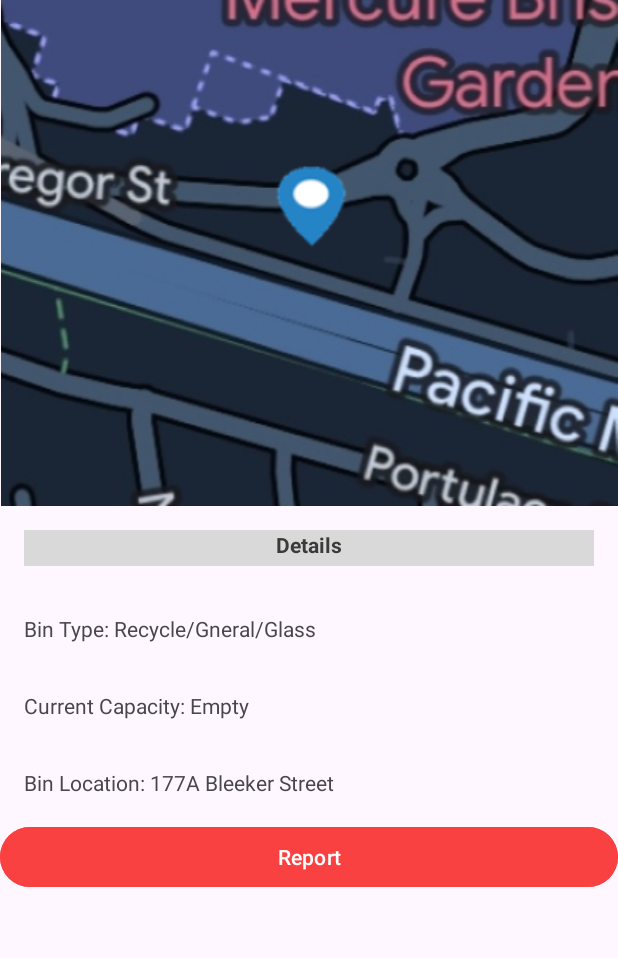
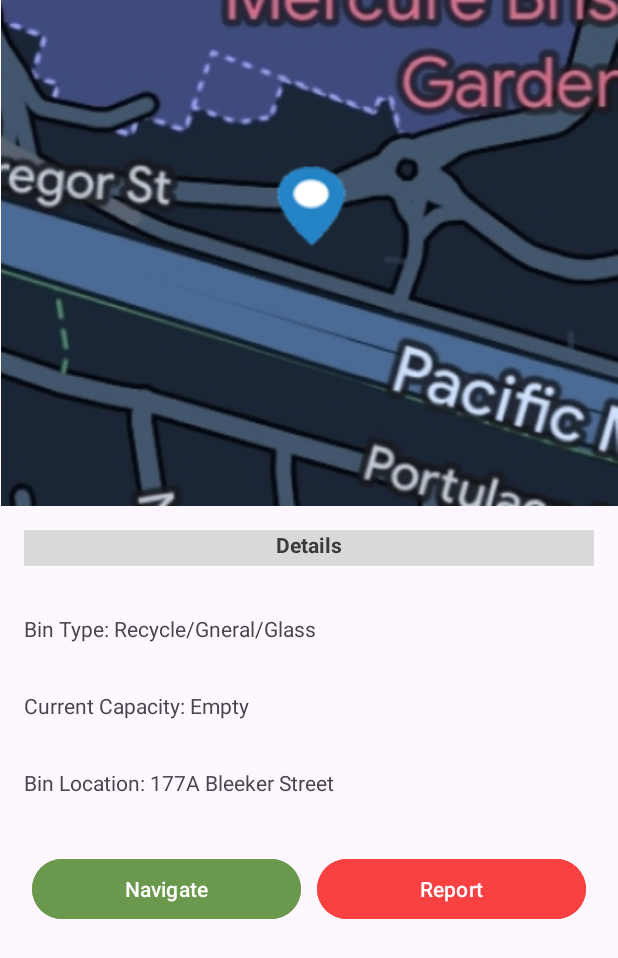
Before and after one commit to ShreyansAmin02/EcoSort, an Android app: the BinDetailsActivity screen opened directly, with no data from a screen before it, on a phone screen of 412 x 824 dp. Shown: the top 958 px of the screen. Run offline under Robolectric (Android 15) with nearby library versions, the phone set to English and light mode, and no system bars.

Commit message:
Final UX commit

```diff
--- a/app/src/main/AndroidManifest.xml
+++ b/app/src/main/AndroidManifest.xml
@@ -38,6 +38,9 @@
             android:name=".BinImageActivity"
             android:exported="true"/>
         <activity
+            android:name=".NavigationActivity"
+            android:exported="true"/>
+        <activity
             android:name=".MainActivity"
             android:exported="true">
 
--- a/app/src/main/java/com/example/ecosort/BinDetailsActivity.java
+++ b/app/src/main/java/com/example/ecosort/BinDetailsActivity.java
@@ -14,7 +14,9 @@ public class BinDetailsActivity extends AppCompatActivity {
     private Button updateBTN;
     private Button deleteBTN;
     private Button reportBTN;
+    private Button navBTN;
     private LinearLayout buttons;
+    private LinearLayout buttons2;
 
     @Override
     protected void onCreate(Bundle savedInstanceState) {
@@ -26,15 +28,20 @@ public class BinDetailsActivity extends AppCompatActivity {
             Intent intent = new Intent(BinDetailsActivity.this, ReportActivity.class);
             startActivity(intent);
         });
+        navBTN.setOnClickListener(view -> {
+            Intent intent = new Intent (BinDetailsActivity.this, NavigationActivity.class);
+            startActivity(intent);
+        });
+
     }
     private void manageRoleBasedFeatures() {
         setIds();
         if (SharedPrefManager.isAdmin()) {
             buttons.setVisibility(View.VISIBLE);
-            reportBTN.setVisibility(View.GONE);
+            buttons2.setVisibility(View.GONE);
         } else {
             buttons.setVisibility(View.GONE);
-            reportBTN.setVisibility(View.VISIBLE);
+            buttons2.setVisibility(View.VISIBLE);
         }
     }
 
@@ -43,5 +50,8 @@ public class BinDetailsActivity extends AppCompatActivity {
         deleteBTN = findViewById(R.id.deleteBtn);
         buttons = findViewById(R.id.updelButtons);
         reportBTN = findViewById(R.id.reportBtn);
+        navBTN = findViewById(R.id.navBtn);
+        buttons2 = findViewById(R.id.reportNavBtns);
+
     }
 }
--- a/app/src/main/res/layout/bin_details.xml
+++ b/app/src/main/res/layout/bin_details.xml
@@ -46,12 +46,32 @@
         android:text="Bin Location: 177A Bleeker Street"
         android:layout_margin="16dp"/>
 
-    <Button
-        android:id="@+id/reportBtn"
+    <LinearLayout
+        android:id="@+id/reportNavBtns"
+        android:layout_height="wrap_content"
         android:layout_width="match_parent"
-        android:layout_height="wrap_content"
-        android:backgroundTint="#F94141"
-        android:text="Report" />
+        android:layout_alignParentBottom="true"
+        android:layout_margin="16dp">
+        <Button
+            android:id="@+id/navBtn"
+            android:layout_width="match_parent"
+            android:layout_height="wrap_content"
+            android:layout_weight="1"
+            android:backgroundTint="#6A994E"
+            android:text="Navigate"
+            android:layout_margin="5dp">
+
+        </Button>
+        <Button
+            android:id="@+id/reportBtn"
+            android:layout_width="match_parent"
+            android:layout_height="wrap_content"
+            android:layout_weight="1"
+            android:backgroundTint="#F94141"
+            android:text="Report"
+            android:layout_margin="5dp">
+        </Button>
+    </LinearLayout>
 
     <LinearLayout
         android:id="@+id/updelButtons"
```
Also changed, not shown: app/src/main/java/com/example/ecosort/NavigationActivity.java (added, +13 -0 lines), app/src/main/res/layout/nav_activity.xml (added, +15 -0 lines).
